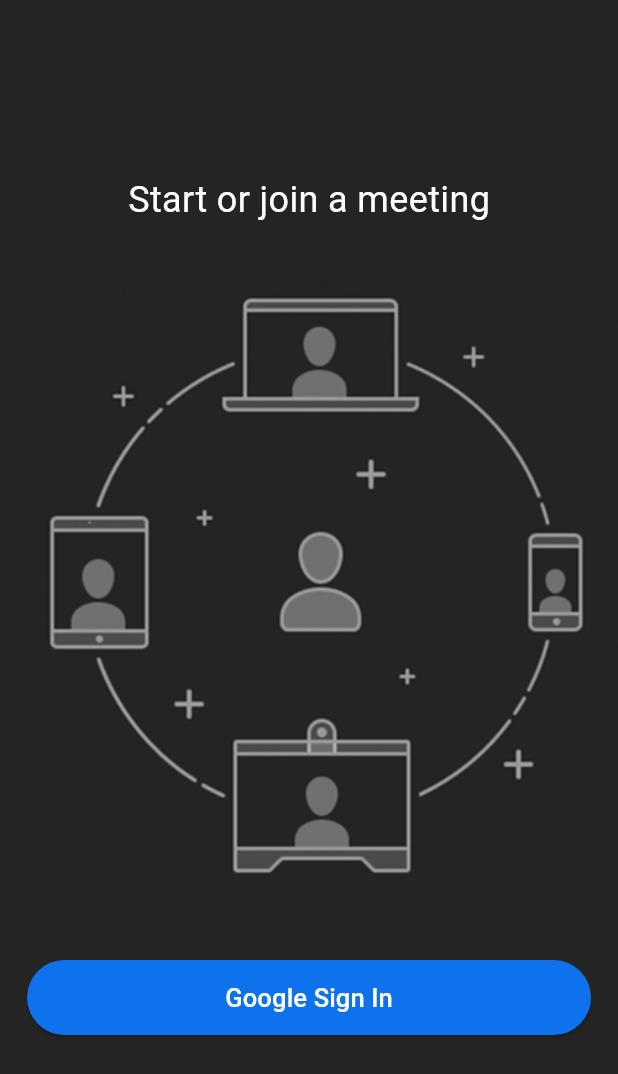
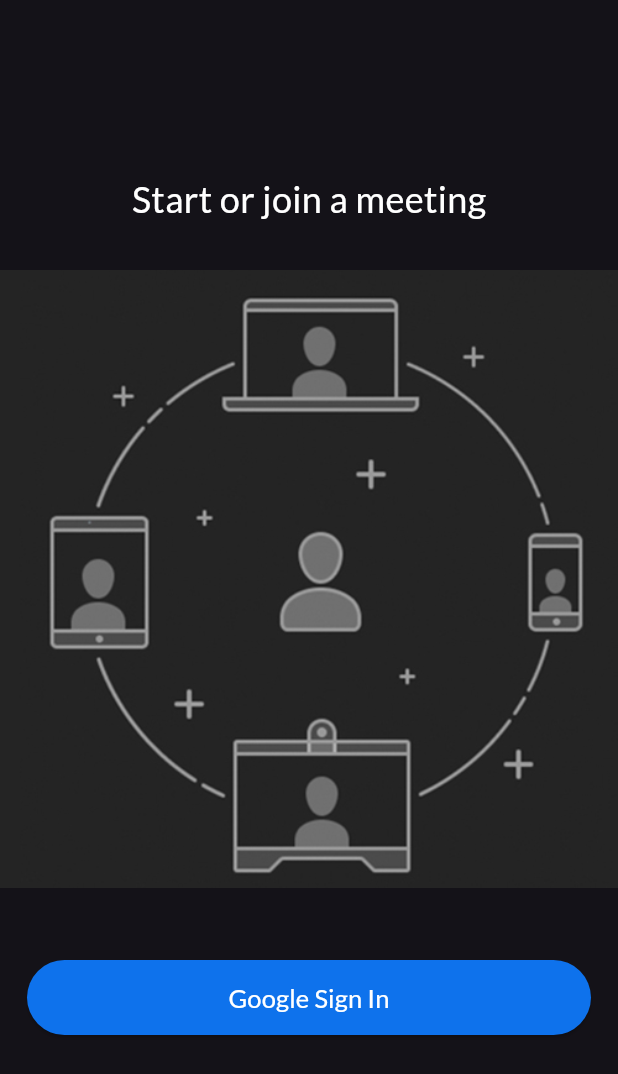
Before and after one commit to jrekCody/flutter-zoom-training, a Flutter app: the screen it shows after launch, on a phone screen of 412 x 824 dp. Shown: the top 1074 px of the screen. Run offline on Flutter 3.47's test engine with Material 3 defaults, Android fonts, the phone set to English and light mode, and no system bars; our stand-ins replace cloud_firestore, equatable, firebase_auth, firebase_core, flutter_bloc, go_router and 1 more; accounts and stored records are empty.

Commit message:
set app font family: Lato

```diff
--- a/lib/main.dart
+++ b/lib/main.dart
@@ -39,10 +39,11 @@ class MyApp extends StatelessWidget {
         child: MaterialApp.router(
           debugShowCheckedModeBanner: false,
           title: 'Flutter Zoom',
-          theme: ThemeData.dark(
+          theme: ThemeData(
+            brightness: Brightness.dark,
+            fontFamily: 'Lato',
             useMaterial3: true,
-          ).copyWith(
-              scaffoldBackgroundColor: const Color.fromRGBO(36, 36, 36, 1)),
+          ),
           routerConfig: AppRouteConfig.routeConfig,
         ),
       ),
```
Also changed, not shown: pubspec.yaml (+8 -0 lines).
